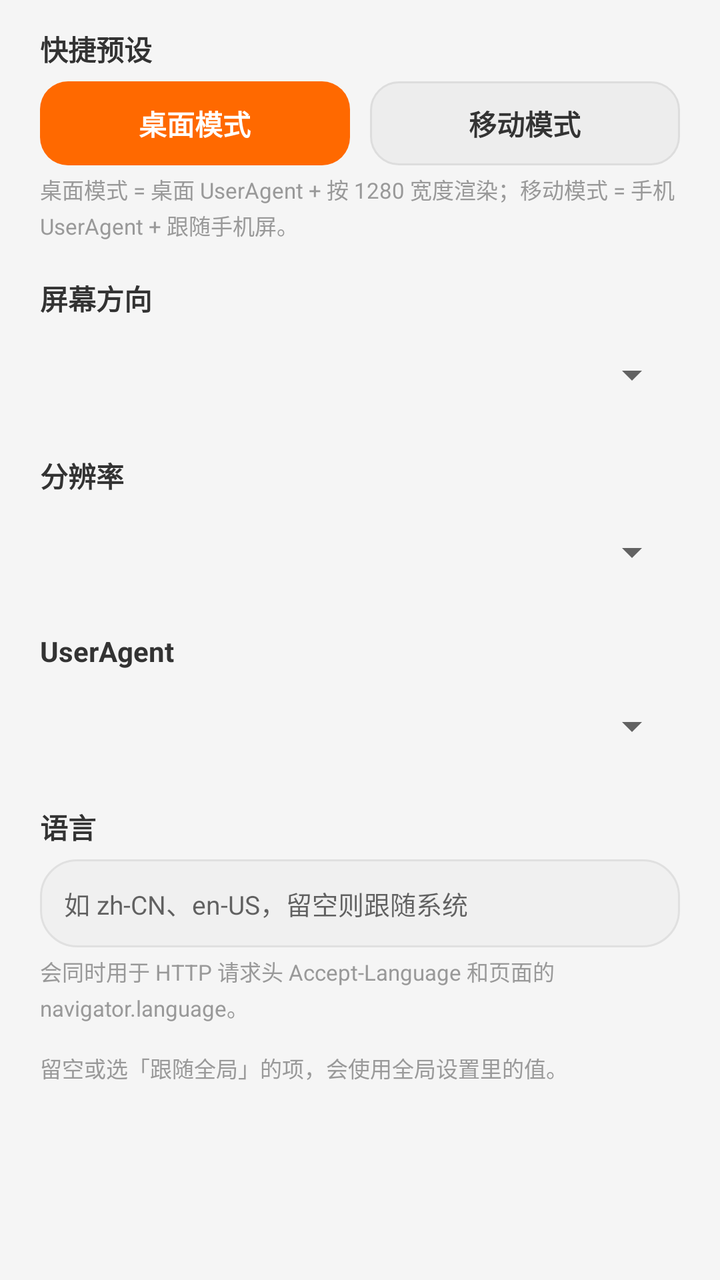
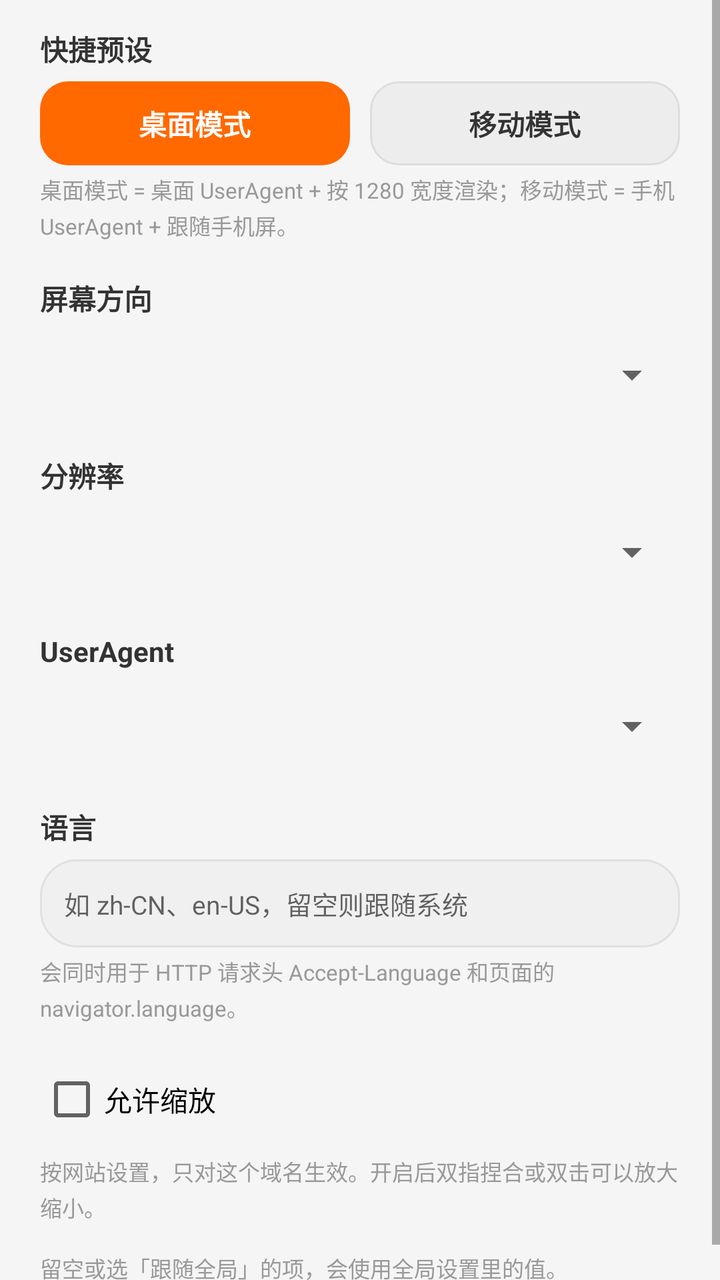

Compare the two renders of this Android layout. The source of the first and the diff that turns it into the second are given below.
<!-- AndroidManifest.xml: application theme Theme.MobileBrowser -->
<!-- res/layout/dialog_site_settings.xml -->
<?xml version="1.0" encoding="utf-8"?>
<ScrollView xmlns:android="http://schemas.android.com/apk/res/android"
    android:layout_width="match_parent"
    android:layout_height="wrap_content">

    <LinearLayout
        android:layout_width="match_parent"
        android:layout_height="wrap_content"
        android:orientation="vertical"
        android:paddingStart="20dp"
        android:paddingEnd="20dp"
        android:paddingTop="8dp"
        android:paddingBottom="16dp">

        
        <TextView
            style="@style/SettingsLabel"
            android:layout_marginTop="6dp"
            android:text="@string/site_preset" />

        <LinearLayout
            android:layout_width="match_parent"
            android:layout_height="wrap_content"
            android:orientation="horizontal">

            <TextView
                android:id="@+id/btnPresetDesktop"
                android:layout_width="0dp"
                android:layout_height="42dp"
                android:layout_weight="1"
                android:gravity="center"
                android:text="@string/site_preset_desktop"
                android:textSize="14sp"
                android:textStyle="bold"
                android:textColor="@color/on_brand"
                android:background="@drawable/bg_tab_active" />

            <TextView
                android:id="@+id/btnPresetMobile"
                android:layout_width="0dp"
                android:layout_height="42dp"
                android:layout_weight="1"
                android:layout_marginStart="10dp"
                android:gravity="center"
                android:text="@string/site_preset_mobile"
                android:textSize="14sp"
                android:textStyle="bold"
                android:textColor="@color/text_primary"
                android:background="@drawable/bg_tab_inactive" />
        </LinearLayout>

        <TextView
            style="@style/SettingsHint"
            android:text="@string/site_preset_hint" />

        
        <TextView
            style="@style/SettingsLabel"
            android:text="@string/settings_orientation" />

        <Spinner
            android:id="@+id/spSiteOrientation"
            android:layout_width="match_parent"
            android:layout_height="44dp" />

        
        <TextView
            style="@style/SettingsLabel"
            android:text="@string/settings_width" />

        <Spinner
            android:id="@+id/spSiteWidth"
            android:layout_width="match_parent"
            android:layout_height="44dp" />

        
        <LinearLayout
            android:id="@+id/customSizeRow"
            android:layout_width="match_parent"
            android:layout_height="wrap_content"
            android:layout_marginTop="8dp"
            android:orientation="horizontal"
            android:gravity="center_vertical"
            android:visibility="gone">

            <TextView
                android:layout_width="wrap_content"
                android:layout_height="wrap_content"
                android:labelFor="@id/etCustomWidth"
                android:text="@string/custom_width"
                android:textSize="13sp"
                android:textColor="@color/text_secondary" />

            <EditText
                android:id="@+id/etCustomWidth"
                android:layout_width="0dp"
                android:layout_height="44dp"
                android:layout_weight="1"
                android:layout_marginStart="8dp"
                android:background="@drawable/bg_url_bar"
                android:paddingStart="12dp"
                android:paddingEnd="12dp"
                android:singleLine="true"
                android:textSize="13sp"
                android:inputType="number"
                android:importantForAutofill="no" />

            <TextView
                android:layout_width="wrap_content"
                android:layout_height="wrap_content"
                android:layout_marginStart="12dp"
                android:labelFor="@id/etCustomHeight"
                android:text="@string/custom_height"
                android:textSize="13sp"
                android:textColor="@color/text_secondary" />

            <EditText
                android:id="@+id/etCustomHeight"
                android:layout_width="0dp"
                android:layout_height="44dp"
                android:layout_weight="1"
                android:layout_marginStart="8dp"
                android:background="@drawable/bg_url_bar"
                android:paddingStart="12dp"
                android:paddingEnd="12dp"
                android:singleLine="true"
                android:textSize="13sp"
                android:inputType="number"
                android:importantForAutofill="no" />
        </LinearLayout>

        <TextView
            android:id="@+id/tvCustomSizeHint"
            style="@style/SettingsHint"
            android:text="@string/custom_size_hint"
            android:visibility="gone" />

        
        <TextView
            style="@style/SettingsLabel"
            android:text="@string/settings_ua" />

        <Spinner
            android:id="@+id/spSiteUa"
            android:layout_width="match_parent"
            android:layout_height="44dp" />

        
        <TextView
            style="@style/SettingsLabel"
            android:text="@string/settings_language" />

        <EditText
            android:id="@+id/etSiteLanguage"
            android:layout_width="match_parent"
            android:layout_height="wrap_content"
            android:minHeight="44dp"
            android:background="@drawable/bg_url_bar"
            android:paddingStart="12dp"
            android:paddingEnd="12dp"
            android:paddingTop="10dp"
            android:paddingBottom="10dp"
            android:singleLine="true"
            android:textSize="13sp"
            android:inputType="text"
            android:importantForAutofill="no"
            android:hint="@string/settings_language_hint" />

        <TextView
            style="@style/SettingsHint"
            android:text="@string/site_language_hint" />

        <TextView
            style="@style/SettingsHint"
            android:layout_marginTop="14dp"
            android:text="@string/site_inherit_hint" />

    </LinearLayout>

</ScrollView>
<!-- resources referenced by this layout -->
<resources>
  <color name="on_brand">#FFFFFF</color>
  <color name="text_primary">#333333</color>
  <color name="text_secondary">#666666</color>
  <!-- drawable bg_tab_active (drawable) -->
  <?xml version="1.0" encoding="utf-8"?>
  <shape xmlns:android="http://schemas.android.com/apk/res/android"
      android:shape="rectangle">
      <solid android:color="@color/brand" />
      <corners android:radius="14dp" />
  </shape>
  <!-- drawable bg_tab_inactive (drawable) -->
  <?xml version="1.0" encoding="utf-8"?>
  <shape xmlns:android="http://schemas.android.com/apk/res/android"
      android:shape="rectangle">
      <solid android:color="@color/chip_inactive" />
      <corners android:radius="14dp" />
      <stroke android:width="1dp" android:color="@color/divider" />
  </shape>
  <!-- drawable bg_url_bar (drawable) -->
  <?xml version="1.0" encoding="utf-8"?>
  <shape xmlns:android="http://schemas.android.com/apk/res/android"
      android:shape="rectangle">
      <solid android:color="@color/input_background" />
      <corners android:radius="18dp" />
      <stroke android:width="1dp" android:color="@color/stroke" />
  </shape>
  <string name="custom_height">高</string>
  <string name="custom_size_hint">填了高度就按这个比例模拟一块屏幕：等比缩放、四周留白。\n高度留空 = 不限高，只按宽度缩放，网页铺满屏宽。</string>
  <string name="custom_width">宽</string>
  <string name="settings_language">语言</string>
  <string name="settings_language_hint">如 zh-CN、en-US，留空则跟随系统</string>
  <string name="settings_orientation">屏幕方向</string>
  <string name="settings_ua">UserAgent</string>
  <string name="settings_width">分辨率</string>
  <string name="site_inherit_hint">留空或选「跟随全局」的项，会使用全局设置里的值。</string>
  <string name="site_language_hint">会同时用于 HTTP 请求头 Accept-Language 和页面的 navigator.language。</string>
  <string name="site_preset">快捷预设</string>
  <string name="site_preset_desktop">桌面模式</string>
  <string name="site_preset_hint">桌面模式 = 桌面 UserAgent + 按 1280 宽度渲染；移动模式 = 手机 UserAgent + 跟随手机屏。</string>
  <string name="site_preset_mobile">移动模式</string>
  <style name="SettingsHint">
          <item name="android:layout_width">match_parent</item>
          <item name="android:layout_height">wrap_content</item>
          <item name="android:layout_marginTop">4dp</item>
          <item name="android:textSize">11sp</item>
          <item name="android:textColor">@color/text_tertiary</item>
          <item name="android:lineSpacingExtra">2dp</item>
      </style>
  <style name="SettingsLabel">
          <item name="android:layout_width">match_parent</item>
          <item name="android:layout_height">wrap_content</item>
          <item name="android:layout_marginTop">18dp</item>
          <item name="android:layout_marginBottom">6dp</item>
          <item name="android:textSize">14sp</item>
          <item name="android:textStyle">bold</item>
          <item name="android:textColor">@color/text_primary</item>
      </style>
  <style name="Theme.MobileBrowser" parent="Theme.MaterialComponents.DayNight.NoActionBar">
          <item name="colorPrimary">@color/brand</item>
          <item name="colorPrimaryVariant">@color/brand_variant</item>
          <item name="colorOnPrimary">@color/on_brand</item>
          <item name="android:windowBackground">@color/window_background</item>
      </style>
  <color name="brand">#FF6900</color>
  <color name="chip_inactive">#EDEDED</color>
  <color name="divider">#DDDDDD</color>
  <color name="input_background">#F0F0F0</color>
  <color name="stroke">#E0E0E0</color>
  <color name="text_tertiary">#999999</color>
  <color name="brand_variant">#CC5500</color>
  <color name="window_background">#F5F5F5</color>
</resources>

<!-- the commit's change to res/layout/dialog_site_settings.xml (unified diff, before → after) -->
@@ -170,6 +170,19 @@
             style="@style/SettingsHint"
             android:text="@string/site_language_hint" />
 
+        
+        <CheckBox
+            android:id="@+id/cbSiteZoom"
+            android:layout_width="match_parent"
+            android:layout_height="wrap_content"
+            android:layout_marginTop="14dp"
+            android:text="@string/site_zoom"
+            android:textSize="14sp" />
+
+        <TextView
+            style="@style/SettingsHint"
+            android:text="@string/site_zoom_hint" />
+
         <TextView
             style="@style/SettingsHint"
             android:layout_marginTop="14dp"
<!-- resource entries referenced after the edit -->
@@ -40,6 +40,8 @@
   <string name="site_preset_desktop">桌面模式</string>
   <string name="site_preset_hint">桌面模式 = 桌面 UserAgent + 按 1280 宽度渲染；移动模式 = 手机 UserAgent + 跟随手机屏。</string>
   <string name="site_preset_mobile">移动模式</string>
+  <string name="site_zoom">允许缩放</string>
+  <string name="site_zoom_hint">按网站设置，只对这个域名生效。开启后双指捏合或双击可以放大缩小。</string>
   <style name="SettingsHint">
           <item name="android:layout_width">match_parent</item>
           <item name="android:layout_height">wrap_content</item>
